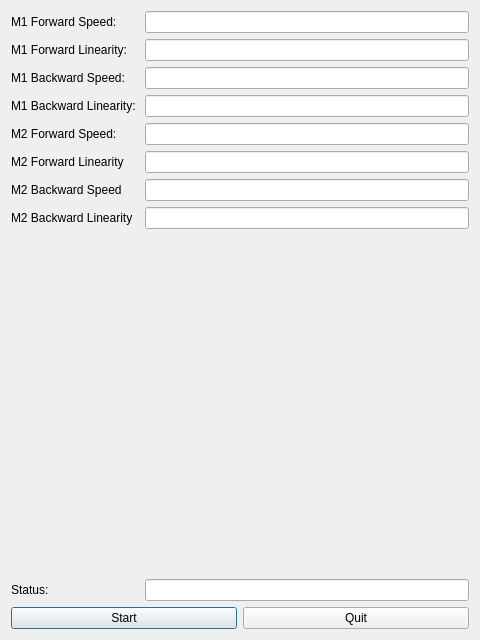
The window that linkbot_diagnostics/dialog.ui (BaroboRobotics/linkbot-diagnostics) describes before a commit, drawn with Qt 5.
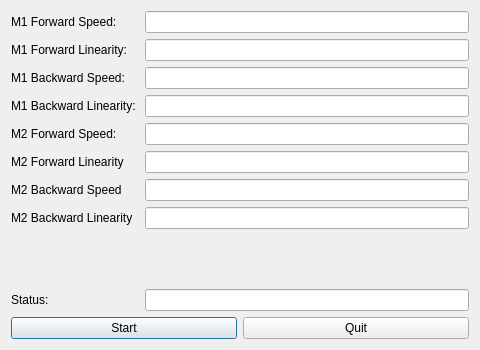
The same window after the commit.

Commit message: Modified geometry of main window

What changed in the file:
```diff
--- a/linkbot_diagnostics/dialog.ui
+++ b/linkbot_diagnostics/dialog.ui
@@ -7,7 +7,7 @@
     <x>0</x>
     <y>0</y>
     <width>480</width>
-    <height>640</height>
+    <height>350</height>
    </rect>
   </property>
   <property name="windowTitle">
```
The commit also changes 1 other file.
